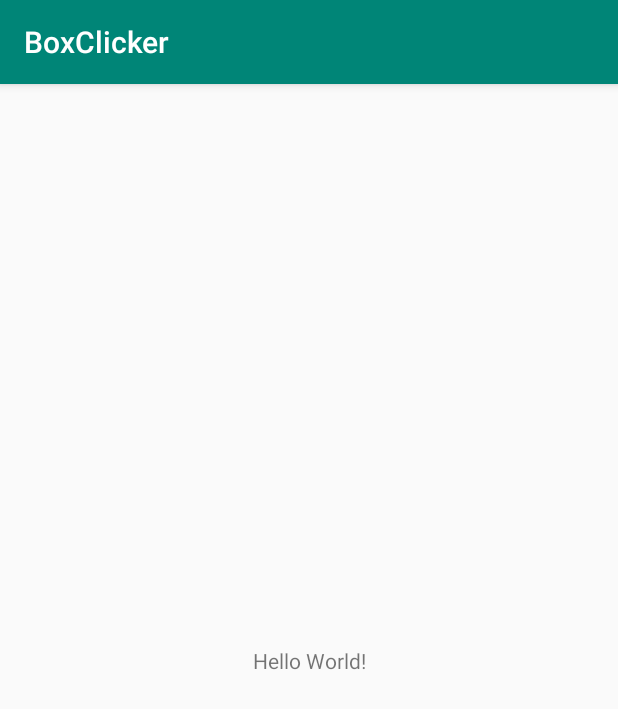
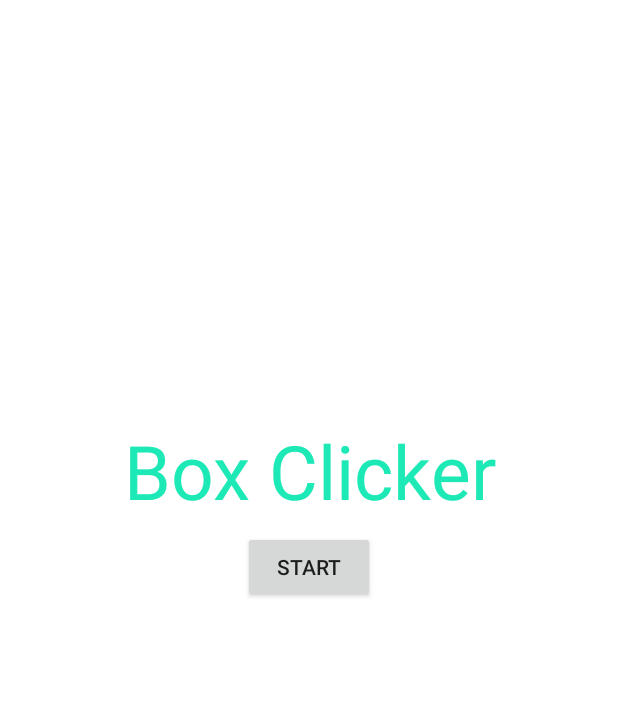
Before and after one commit to pdevenpo/BoxClicker, an Android app: the screen it shows after launch (MainActivity), on a phone screen of 412 x 824 dp. Shown: the top 709 px of the screen. Run offline under Robolectric (Android 15) with nearby library versions, the phone set to English and light mode, and no system bars.

Commit message:
Initial Setup of layouts/classes

```diff
--- a/app/src/main/java/com/simple/bd/boxclicker/MainActivity.java
+++ b/app/src/main/java/com/simple/bd/boxclicker/MainActivity.java
@@ -1,13 +1,35 @@
 package com.simple.bd.boxclicker;
 
+import android.content.Intent;
 import android.support.v7.app.AppCompatActivity;
 import android.os.Bundle;
+import android.view.View;
+import android.widget.Button;
 
 public class MainActivity extends AppCompatActivity {
+
+    private Button mStartButton;
 
     @Override
     protected void onCreate(Bundle savedInstanceState) {
         super.onCreate(savedInstanceState);
         setContentView(R.layout.activity_main);
+        mStartButton = findViewById(R.id.startButton);
+
+
+        mStartButton.setOnClickListener(new View.OnClickListener() {
+            @Override
+            public void onClick(View v) {
+                Intent intent = new Intent(getApplicationContext(),GameActivity.class);
+                startActivity(intent);
+            }
+        });
+
+
     }
+
+
+
+
+
 }
--- a/app/src/main/res/layout/activity_main.xml
+++ b/app/src/main/res/layout/activity_main.xml
@@ -5,15 +5,29 @@
     xmlns:app="http://schemas.android.com/apk/res-auto"
     android:layout_width="match_parent"
     android:layout_height="match_parent"
+    android:background="@color/colorPrimary"
     tools:context=".MainActivity">
 
     <TextView
-        android:layout_width="wrap_content"
-        android:layout_height="wrap_content"
-        android:text="Hello World!"
-        app:layout_constraintBottom_toBottomOf="parent"
-        app:layout_constraintLeft_toLeftOf="parent"
-        app:layout_constraintRight_toRightOf="parent"
-        app:layout_constraintTop_toTopOf="parent" />
+            android:text="@string/title_string"
+            android:layout_width="291dp"
+            android:layout_height="63dp"
+            android:textColor="@color/colorAccent"
+            android:id="@+id/textView" android:layout_marginTop="8dp"
+            app:layout_constraintTop_toTopOf="parent" android:layout_marginBottom="8dp"
+            app:layout_constraintBottom_toBottomOf="parent" app:layout_constraintEnd_toEndOf="parent"
+            android:layout_marginEnd="8dp" app:layout_constraintStart_toStartOf="parent"
+            android:layout_marginStart="8dp" app:layout_constraintVertical_bias="0.365" android:typeface="normal"
+            android:textSize="50sp" android:textAlignment="center"/>
+    <Button
+            android:text="@string/start_string"
 
+            android:id="@+id/startButton"
+            android:layout_width="wrap_content"
+            android:layout_height="wrap_content"
+            android:layout_marginTop="8dp"
+            app:layout_constraintTop_toBottomOf="@+id/textView" android:layout_marginBottom="8dp"
+            app:layout_constraintBottom_toBottomOf="parent" app:layout_constraintEnd_toEndOf="parent"
+            android:layout_marginEnd="8dp" app:layout_constraintStart_toStartOf="parent"
+            android:layout_marginStart="8dp" app:layout_constraintVertical_bias="0.007"/>
 </android.support.constraint.ConstraintLayout>
--- a/app/src/main/res/values/colors.xml
+++ b/app/src/main/res/values/colors.xml
@@ -1,6 +1,6 @@
 <?xml version="1.0" encoding="utf-8"?>
 <resources>
-    <color name="colorPrimary">#008577</color>
-    <color name="colorPrimaryDark">#00574B</color>
-    <color name="colorAccent">#D81B60</color>
+    <color name="colorPrimary">#ffffff</color>
+    <color name="colorPrimaryDark">#000000</color>
+    <color name="colorAccent">#1de9b6</color>
 </resources>
--- a/app/src/main/res/values/strings.xml
+++ b/app/src/main/res/values/strings.xml
@@ -1,3 +1,15 @@
 <resources>
     <string name="app_name">BoxClicker</string>
+
+    <!--Static Strings for Main Activity-->
+    <string name="title_string">Box Clicker</string>
+    <string name="start_string">Start</string>
+    <string name="help_string">Help</string>
+
+
+    <!--Game Activity Strings-->
+    <string name="score_string">Score: </string>
+    <string name="value_string">0</string>
+    <string name="avg_time_string">Average Time: </string>
+    <string name="time_value_string">0.0</string>
 </resources>
--- a/app/src/main/res/values/styles.xml
+++ b/app/src/main/res/values/styles.xml
@@ -1,7 +1,7 @@
 <resources>
 
     <!-- Base application theme. -->
-    <style name="AppTheme" parent="Theme.AppCompat.Light.DarkActionBar">
+    <style name="AppTheme" parent="Theme.AppCompat.Light.NoActionBar">
         <!-- Customize your theme here. -->
         <item name="colorPrimary">@color/colorPrimary</item>
         <item name="colorPrimaryDark">@color/colorPrimaryDark</item>
```
Also changed, not shown: app/src/main/AndroidManifest.xml (+12 -10 lines), app/src/main/java/com/simple/bd/boxclicker/GameActivity.java (added, +56 -0 lines), app/src/main/res/layout/activity_game.xml (added, +38 -0 lines).
